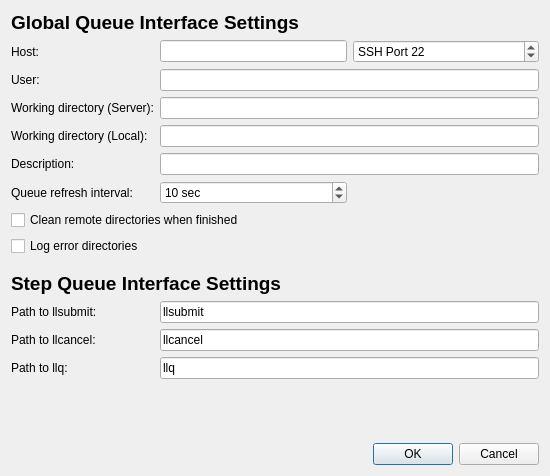
Above: src/globalsearch/queueinterfaces/loadlevelerdialog.ui from xtalopt/XtalOpt before the change. Below: the same form after it.
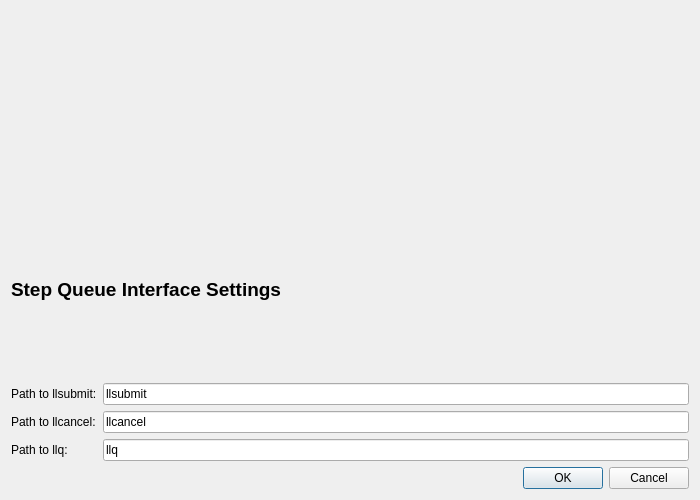
That is the form after the change. Custom widgets are drawn as their Qt base class.

Commit message:
Queue: Generalized Global Queue Interface Settings
I re-worked the global queue interface settings so that it has its
own widget and is re-used in all of the queue interfaces. This reduces
a lot of repeated lines of code and improves re-usability.

In addition, I added a new option in the global queue interface
settings that allows the user to cause a job to be killed if it
exceeds a user-specified amount of time.

This "time" is both queued + running time.

Diff of the .ui file:
```diff
--- a/src/globalsearch/queueinterfaces/loadlevelerdialog.ui
+++ b/src/globalsearch/queueinterfaces/loadlevelerdialog.ui
@@ -6,8 +6,8 @@
    <rect>
     <x>0</x>
     <y>0</y>
-    <width>550</width>
-    <height>476</height>
+    <width>700</width>
+    <height>500</height>
    </rect>
   </property>
   <property name="sizePolicy">
@@ -20,87 +20,7 @@
    <string>LoadLeveler Queue Configuration</string>
   </property>
   <layout class="QGridLayout" name="gridLayout">
-   <item row="10" column="0" colspan="4">
-    <widget class="QCheckBox" name="cb_cleanRemoteOnStop">
-     <property name="text">
-      <string>Clean remote directories when finished</string>
-     </property>
-    </widget>
-   </item>
-   <item row="1" column="2">
-    <widget class="QLineEdit" name="edit_host">
-     <property name="toolTip">
-      <string>Address of host. Can use IP or host name.</string>
-     </property>
-    </widget>
-   </item>
-   <item row="1" column="3">
-    <widget class="QSpinBox" name="spin_port">
-     <property name="prefix">
-      <string>SSH Port </string>
-     </property>
-     <property name="maximum">
-      <number>99999</number>
-     </property>
-     <property name="value">
-      <number>22</number>
-     </property>
-    </widget>
-   </item>
-   <item row="2" column="2" colspan="2">
-    <widget class="QLineEdit" name="edit_username">
-     <property name="toolTip">
-      <string>Username on above host.</string>
-     </property>
-    </widget>
-   </item>
-   <item row="3" column="2" colspan="2">
-    <widget class="QLineEdit" name="edit_rempath">
-     <property name="toolTip">
-      <string>Path on remote host to use during optimizations. Do not use wildcard characters or BASH-specific characters (e.g. '~' in place of /home/user).</string>
-     </property>
-    </widget>
-   </item>
-   <item row="3" column="0" colspan="2">
-    <widget class="QLabel" name="label_20">
-     <property name="sizePolicy">
-      <sizepolicy hsizetype="Maximum" vsizetype="Preferred">
-       <horstretch>0</horstretch>
-       <verstretch>0</verstretch>
-      </sizepolicy>
-     </property>
-     <property name="text">
-      <string>Working directory (Server):</string>
-     </property>
-     <property name="buddy">
-      <cstring>edit_rempath</cstring>
-     </property>
-    </widget>
-   </item>
-   <item row="4" column="2" colspan="2">
-    <widget class="QLineEdit" name="edit_locpath">
-     <property name="toolTip">
-      <string>Local path to store files</string>
-     </property>
-    </widget>
-   </item>
-   <item row="4" column="0">
-    <widget class="QLabel" name="label_21">
-     <property name="sizePolicy">
-      <sizepolicy hsizetype="Maximum" vsizetype="Preferred">
-       <horstretch>0</horstretch>
-       <verstretch>0</verstretch>
-      </sizepolicy>
-     </property>
-     <property name="text">
-      <string>Working directory (Local):</string>
-     </property>
-     <property name="buddy">
-      <cstring>edit_locpath</cstring>
-     </property>
-    </widget>
-   </item>
-   <item row="14" column="0">
+   <item row="5" column="0">
     <widget class="QLabel" name="label_launch">
      <property name="sizePolicy">
       <sizepolicy hsizetype="Maximum" vsizetype="Preferred">
@@ -119,7 +39,7 @@
      </property>
     </widget>
    </item>
-   <item row="14" column="2" colspan="2">
+   <item row="5" column="1" colspan="2">
     <widget class="QLineEdit" name="edit_llsubmit">
      <property name="toolTip">
       <string>Command used to submit jobs to the PBS queue. Usually qsub.</string>
@@ -129,7 +49,7 @@
      </property>
     </widget>
    </item>
-   <item row="15" column="0">
+   <item row="6" column="0">
     <widget class="QLabel" name="label_qdel">
      <property name="sizePolicy">
       <sizepolicy hsizetype="Maximum" vsizetype="Preferred">
@@ -148,7 +68,7 @@
      </property>
     </widget>
    </item>
-   <item row="16" column="2" colspan="2">
+   <item row="7" column="1" colspan="2">
     <widget class="QLineEdit" name="edit_llq">
      <property name="toolTip">
       <string>Command used to check the PBS queue. Use qstat.</string>
@@ -158,7 +78,7 @@
      </property>
     </widget>
    </item>
-   <item row="16" column="0">
+   <item row="7" column="0">
     <widget class="QLabel" name="label_check">
      <property name="sizePolicy">
       <sizepolicy hsizetype="Maximum" vsizetype="Preferred">
@@ -177,14 +97,7 @@
      </property>
     </widget>
    </item>
-   <item row="5" column="2" colspan="2">
-    <widget class="QLineEdit" name="edit_description">
-     <property name="toolTip">
-      <string>Short description of optimization (used as %description% template keyword in input templates).</string>
-     </property>
-    </widget>
-   </item>
-   <item row="15" column="2" colspan="2">
+   <item row="6" column="1" colspan="2">
     <widget class="QLineEdit" name="edit_llcancel">
      <property name="toolTip">
       <string>Command used to delete jobs from the queue. Usually qdel.</string>
@@ -194,17 +107,7 @@
      </property>
     </widget>
    </item>
-   <item row="5" column="0">
-    <widget class="QLabel" name="label">
-     <property name="text">
-      <string>Description:</string>
-     </property>
-     <property name="buddy">
-      <cstring>edit_description</cstring>
-     </property>
-    </widget>
-   </item>
-   <item row="22" column="3">
+   <item row="12" column="2">
     <widget class="QDialogButtonBox" name="buttonBox">
      <property name="orientation">
       <enum>Qt::Horizontal</enum>
@@ -214,102 +117,14 @@
      </property>
     </widget>
    </item>
-   <item row="20" column="3">
-    <spacer name="verticalSpacer">
-     <property name="orientation">
-      <enum>Qt::Vertical</enum>
-     </property>
-     <property name="sizeHint" stdset="0">
-      <size>
-       <width>20</width>
-       <height>40</height>
-      </size>
-     </property>
-    </spacer>
-   </item>
-   <item row="0" column="0" colspan="4">
-    <widget class="QLabel" name="label_3">
-     <property name="text">
-      <string>&lt;html&gt;&lt;head/&gt;&lt;body&gt;&lt;p&gt;&lt;span style=&quot; font-size:14pt; font-weight:600;&quot;&gt;Global Queue Interface Settings&lt;/span&gt;&lt;/p&gt;&lt;/body&gt;&lt;/html&gt;</string>
-     </property>
-    </widget>
-   </item>
-   <item row="2" column="0">
-    <widget class="QLabel" name="label_19">
-     <property name="sizePolicy">
-      <sizepolicy hsizetype="Maximum" vsizetype="Preferred">
-       <horstretch>0</horstretch>
-       <verstretch>0</verstretch>
-      </sizepolicy>
-     </property>
-     <property name="text">
-      <string>User:</string>
-     </property>
-     <property name="buddy">
-      <cstring>edit_username</cstring>
-     </property>
-    </widget>
-   </item>
-   <item row="11" column="0">
-    <widget class="QCheckBox" name="cb_logErrorDirs">
-     <property name="toolTip">
-      <string>&lt;html&gt;&lt;head/&gt;&lt;body&gt;&lt;p&gt;Leaves a copy of a directory in which an error occurred in &amp;lt;local_path&amp;gt;/errorDirs.&lt;/p&gt;&lt;p&gt;This can help when figuring out why an xtal fails when submitted.&lt;/p&gt;&lt;p&gt;Only keeps one copy for each xtal directory (so if an error occurred in 00001x00001 twice, the first error directory would have been overwritten by the second)&lt;/p&gt;&lt;/body&gt;&lt;/html&gt;</string>
-     </property>
-     <property name="text">
-      <string>Log error directories</string>
-     </property>
-    </widget>
-   </item>
-   <item row="1" column="0">
-    <widget class="QLabel" name="label_18">
-     <property name="sizePolicy">
-      <sizepolicy hsizetype="Maximum" vsizetype="Preferred">
-       <horstretch>0</horstretch>
-       <verstretch>0</verstretch>
-      </sizepolicy>
-     </property>
-     <property name="text">
-      <string>Host:</string>
-     </property>
-     <property name="buddy">
-      <cstring>edit_host</cstring>
-     </property>
-    </widget>
-   </item>
-   <item row="9" column="2">
-    <widget class="QSpinBox" name="spin_interval">
-     <property name="suffix">
-      <string> sec</string>
-     </property>
-     <property name="minimum">
-      <number>1</number>
-     </property>
-     <property name="maximum">
-      <number>99999</number>
-     </property>
-     <property name="value">
-      <number>10</number>
-     </property>
-    </widget>
-   </item>
-   <item row="9" column="0">
-    <widget class="QLabel" name="label_2">
-     <property name="text">
-      <string>Queue refresh interval:</string>
-     </property>
-     <property name="buddy">
-      <cstring>spin_interval</cstring>
-     </property>
-    </widget>
-   </item>
-   <item row="13" column="0" colspan="4">
+   <item row="4" column="0" colspan="3">
     <widget class="QLabel" name="label_4">
      <property name="text">
       <string>&lt;html&gt;&lt;head/&gt;&lt;body&gt;&lt;p&gt;&lt;span style=&quot; font-size:14pt; font-weight:600;&quot;&gt;Step Queue Interface Settings&lt;/span&gt;&lt;/p&gt;&lt;/body&gt;&lt;/html&gt;</string>
      </property>
     </widget>
    </item>
-   <item row="12" column="0">
+   <item row="3" column="0">
     <spacer name="verticalSpacer_2">
      <property name="orientation">
       <enum>Qt::Vertical</enum>
@@ -325,8 +140,19 @@
      </property>
     </spacer>
    </item>
+   <item row="0" column="0" colspan="3">
+    <widget class="GlobalSearch::GlobalQueueInterfaceSettingsWidget" name="widget_globalQueueInterfaceSettings" native="true"/>
+   </item>
   </layout>
  </widget>
+ <customwidgets>
+  <customwidget>
+   <class>GlobalSearch::GlobalQueueInterfaceSettingsWidget</class>
+   <extends>QWidget</extends>
+   <header>globalsearch/queueinterfaces/globalqueueinterfacesettingswidget.h</header>
+   <container>1</container>
+  </customwidget>
+ </customwidgets>
  <tabstops>
   <tabstop>edit_host</tabstop>
   <tabstop>spin_port</tabstop>
```
Left out of the diff: 6 changed lines with no effect on the pictures. The commit also changes 18 other files.
